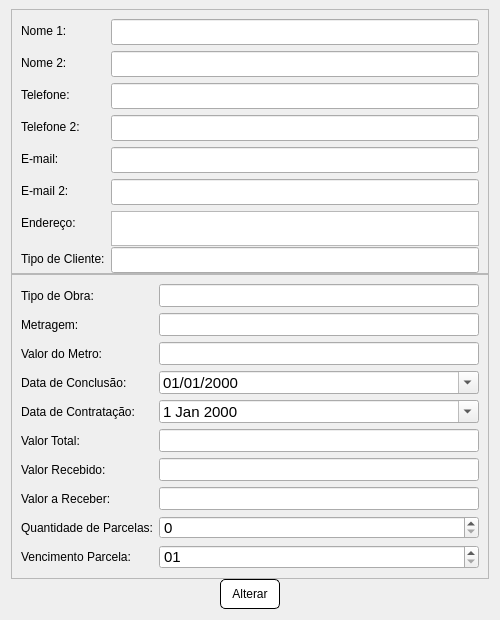
The window that screens/show_project.ui (devfabri/Arquitetura-Pereira) describes before a commit, drawn with Qt 5.
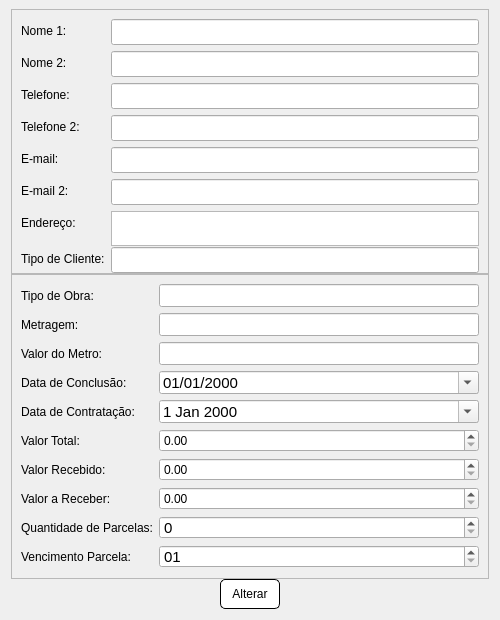
The same window after the commit.

Commit message: bug fix show project

What changed in the file:
```diff
--- a/screens/show_project.ui
+++ b/screens/show_project.ui
@@ -322,15 +322,6 @@
         </property>
        </widget>
       </item>
-      <item row="5" column="1">
-       <widget class="QLineEdit" name="valor_total">
-        <property name="font">
-         <font>
-          <pointsize>11</pointsize>
-         </font>
-        </property>
-       </widget>
-      </item>
       <item row="6" column="0">
        <widget class="QLabel" name="label_15">
         <property name="text">
@@ -338,15 +329,6 @@
         </property>
        </widget>
       </item>
-      <item row="6" column="1">
-       <widget class="QLineEdit" name="valor_recebido">
-        <property name="font">
-         <font>
-          <pointsize>11</pointsize>
-         </font>
-        </property>
-       </widget>
-      </item>
       <item row="8" column="0">
        <widget class="QLabel" name="label_16">
         <property name="text">
@@ -389,14 +371,14 @@
         </property>
        </widget>
       </item>
+      <item row="5" column="1">
+       <widget class="QDoubleSpinBox" name="valor_total"/>
+      </item>
+      <item row="6" column="1">
+       <widget class="QDoubleSpinBox" name="valor_recebido"/>
+      </item>
       <item row="7" column="1">
-       <widget class="QLineEdit" name="valor_a_receber">
-        <property name="font">
-         <font>
-          <pointsize>11</pointsize>
-         </font>
-        </property>
-       </widget>
+       <widget class="QDoubleSpinBox" name="valor_a_receber"/>
       </item>
      </layout>
     </widget>
```
The commit also changes 5 other files.
